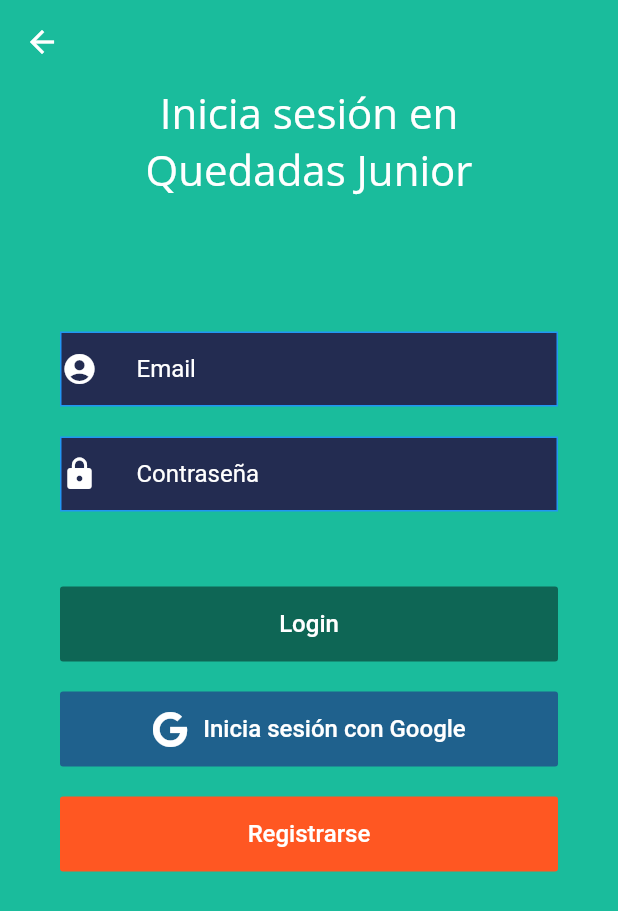
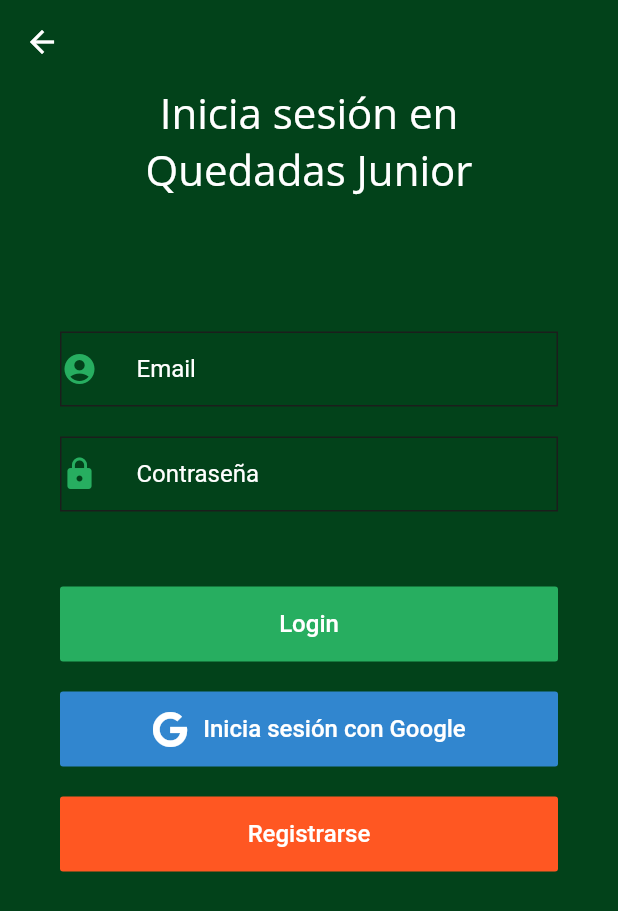
Before and after one commit to GonzaloAguado/QuedadasJunior, a Flutter app: the LoginScreen screen opened directly, on a phone screen of 412 x 824 dp. Shown: the top 911 px of the screen. Run offline on Flutter 3.47's test engine with Material 2 defaults, Android fonts, the phone set to English and light mode, and no system bars; our stand-ins replace firebase_auth, firebase_core, font_awesome_flutter, google_fonts, google_sign_in, material_floating_search_bar; accounts and stored records are empty.

Commit message:
Commit de cambio de color de ciertas páginas

```diff
--- a/lib/paginas/Inicio.dart
+++ b/lib/paginas/Inicio.dart
@@ -9,8 +9,8 @@
 
 class Inicio extends StatelessWidget {
   //const LogIn({Key key}) : super(key: key);
-  Color primaryColor = Color(0xff18203d);
-  Color logoGreen = Color(0xff25bcbb);
+  Color primaryColor = Color.fromRGBO(2, 66, 26, 1);
+  Color logoGreen = Color.fromRGBO(39, 174, 96 , 1);
 
   @override
   Widget build(BuildContext context) {
--- a/lib/paginas/login.dart
+++ b/lib/paginas/login.dart
@@ -4,7 +4,6 @@
 import 'package:google_fonts/google_fonts.dart';
 import 'package:google_sign_in/google_sign_in.dart';
 import 'package:proyectouedadas/paginas/principal.dart';
-
 import 'Inicio.dart';
 
 class LoginScreen extends StatefulWidget {
@@ -13,9 +12,10 @@
 }
 
 class _LoginScreenState extends State<LoginScreen> {
-  Color primaryColor = Color.fromRGBO(26, 188, 156,1);
-  Color secondaryColor = Color(0xff232c51);
+  Color primaryColor = (Color.fromRGBO(2, 66, 26,1));
+  Color secondaryColor = Color.fromRGBO(39, 174, 96 , 1);
   Color logoGreen = Color(0xff25bcbb);
+  Color loginInterno = Color.fromRGBO(27, 30, 28, 1);
 
   @override
   Widget build(BuildContext context) {
@@ -57,16 +57,15 @@
                   height: 50,
                   onPressed: () async {
                     User firebaseUser;
-                    firebaseAuth
-                        .signInWithEmailAndPassword(
-                            email: 'demo@gmail.com', password: '123456')
-                        .then((UserCredential) {});
+                    firebaseAuth.signInWithEmailAndPassword(
+                      email: 'demo@gmail.com', password: '123456').then((UserCredential) {});
+
                     setState(() {
                       firebaseUser = UserCredential as User;
                     });
                     print(firebaseUser.email);
                   },
-                  color: Color.fromRGBO(14, 102, 85, 1),
+                  color: secondaryColor,
                   child: Text('Login',
                       style: TextStyle(color: Colors.white, fontSize: 16)),
                   textColor: Colors.white,
@@ -87,7 +86,7 @@
                     Navigator.push(context,
                         MaterialPageRoute(builder: (_) => Menu_Principal()));
                   },
-                  color: Color.fromRGBO(31, 97, 141, 1),
+                  color: Color.fromRGBO(49, 134, 207, 1),
                   child: Row(
                     mainAxisAlignment: MainAxisAlignment.center,
                     children: <Widget>[
@@ -121,9 +120,9 @@
   emailTextField(String labelText, IconData icon) {
     return Container(
       decoration: BoxDecoration(
-          color: secondaryColor,
+          color: primaryColor,
           border: Border.all(
-            color: Colors.blue,
+            color: loginInterno,
           )),
       child: TextField(
           obscureText: false,
@@ -131,10 +130,10 @@
               contentPadding: EdgeInsets.symmetric(horizontal: 10),
               labelText: labelText,
               labelStyle: TextStyle(color: Colors.white),
-              focusColor: secondaryColor,
+              focusColor: Color.fromRGBO(26, 188, 156, 1),
               icon: Icon(
                 icon,
-                color: Colors.white,
+                color: secondaryColor,
               ),
               // prefix: Icon(icon),
               border: InputBorder.none)),
@@ -144,9 +143,9 @@
   contraTextField(String labelText, IconData icon) {
     return Container(
       decoration: BoxDecoration(
-          color: secondaryColor,
+          color: primaryColor,
           border: Border.all(
-            color: Colors.blue,
+            color: loginInterno,
           )),
       child: TextField(
           obscureText: true,
@@ -156,7 +155,7 @@
               labelStyle: TextStyle(color: Colors.white),
               icon: Icon(
                 icon,
-                color: Colors.white,
+                color: secondaryColor,
               ),
               // prefix: Icon(icon),
               border: InputBorder.none)),
```
